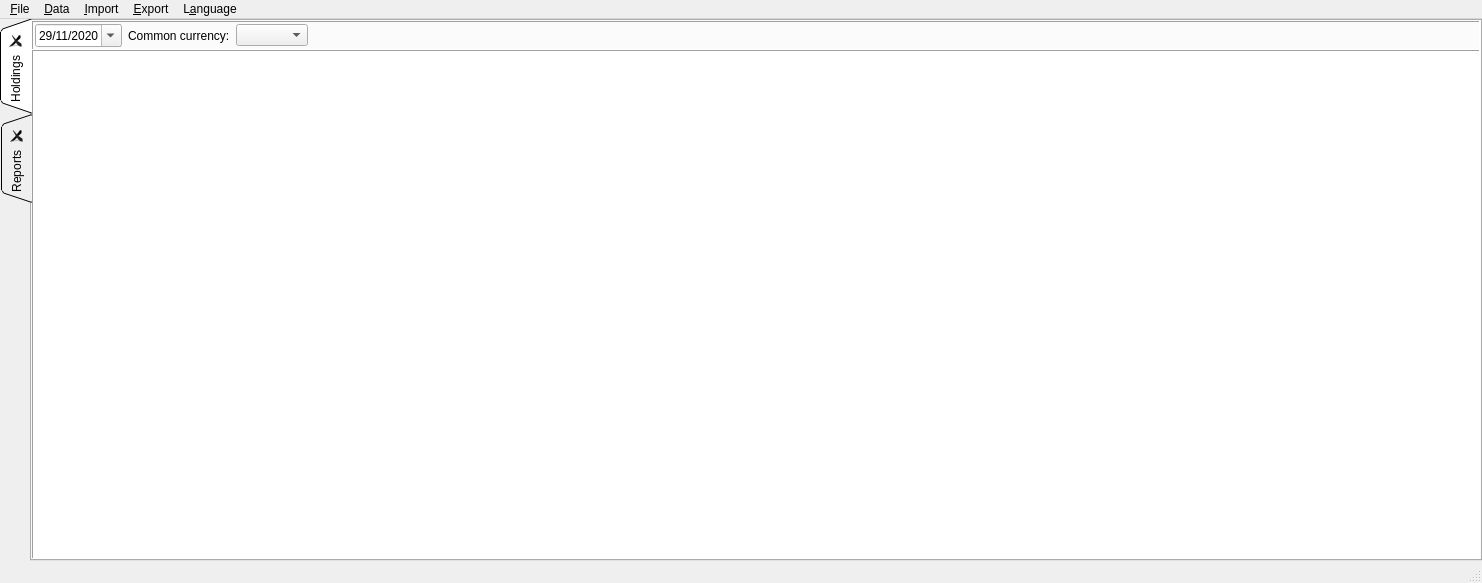
Old version of the form jal/ui/main_window.ui in the repository titov-vv/jal.
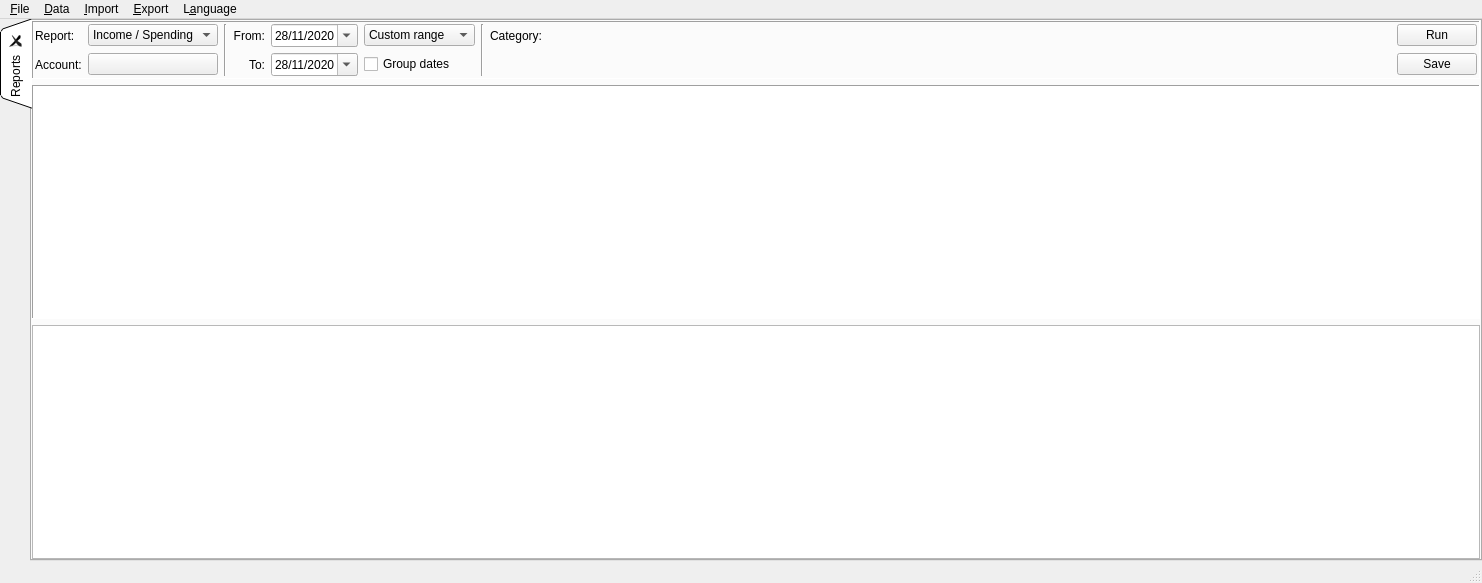
New version of the form. The open tabs and pages were chosen to show the change. Custom widgets are drawn as their Qt base class.

Patch:
```diff
--- a/jal/ui/main_window.ui
+++ b/jal/ui/main_window.ui
@@ -59,117 +59,6 @@
       <property name="tabsClosable">
        <bool>true</bool>
       </property>
-      <widget class="QWidget" name="HoldingsTab">
-       <attribute name="title">
-        <string>Holdings</string>
-       </attribute>
-       <layout class="QVBoxLayout" name="verticalLayout_4">
-        <property name="spacing">
-         <number>0</number>
-        </property>
-        <property name="leftMargin">
-         <number>0</number>
-        </property>
-        <property name="topMargin">
-         <number>0</number>
-        </property>
-        <property name="rightMargin">
-         <number>0</number>
-        </property>
-        <property name="bottomMargin">
-         <number>0</number>
-        </property>
-        <item>
-         <widget class="QFrame" name="HoldingsParamsFrame">
-          <property name="frameShape">
-           <enum>QFrame::Panel</enum>
-          </property>
-          <property name="frameShadow">
-           <enum>QFrame::Sunken</enum>
-          </property>
-          <layout class="QHBoxLayout" name="horizontalLayout_7">
-           <property name="spacing">
-            <number>6</number>
-           </property>
-           <property name="leftMargin">
-            <number>2</number>
-           </property>
-           <property name="topMargin">
-            <number>2</number>
-           </property>
-           <property name="rightMargin">
-            <number>2</number>
-           </property>
-           <property name="bottomMargin">
-            <number>2</number>
-           </property>
-           <item>
-            <widget class="QDateEdit" name="HoldingsDate">
-             <property name="dateTime">
-              <datetime>
-               <hour>21</hour>
-               <minute>0</minute>
-               <second>0</second>
-               <year>2020</year>
-               <month>11</month>
-               <day>29</day>
-              </datetime>
-             </property>
-             <property name="displayFormat">
-              <string>dd/MM/yyyy</string>
-             </property>
-             <property name="calendarPopup">
-              <bool>true</bool>
-             </property>
-             <property name="timeSpec">
-              <enum>Qt::UTC</enum>
-             </property>
-            </widget>
-           </item>
-           <item>
-            <widget class="QLabel" name="HoldingsCurrencyLbl">
-             <property name="text">
-              <string>Common currency:</string>
-             </property>
-            </widget>
-           </item>
-           <item>
-            <widget class="CurrencyComboBox" name="HoldingsCurrencyCombo"/>
-           </item>
-           <item>
-            <spacer name="horizontalSpacer_3">
-             <property name="orientation">
-              <enum>Qt::Horizontal</enum>
-             </property>
-             <property name="sizeHint" stdset="0">
-              <size>
-               <width>1411</width>
-               <height>20</height>
-              </size>
-             </property>
-            </spacer>
-           </item>
-          </layout>
-         </widget>
-        </item>
-        <item>
-         <widget class="QTreeView" name="HoldingsTableView">
-          <property name="frameShape">
-           <enum>QFrame::Panel</enum>
-          </property>
-          <property name="alternatingRowColors">
-           <bool>true</bool>
-          </property>
-          <property name="animated">
-           <bool>true</bool>
-          </property>
-          <property name="allColumnsShowFocus">
-           <bool>true</bool>
-          </property>
-         </widget>
-        </item>
-       </layout>
-      </widget>
       <widget class="QWidget" name="ReportsTab">
        <attribute name="title">
         <string>Reports</string>
@@ -246,7 +135,7 @@
                <second>0</second>
                <year>2020</year>
                <month>11</month>
-               <day>29</day>
+               <day>28</day>
               </datetime>
              </property>
              <property name="displayFormat">
@@ -393,7 +282,7 @@
                <second>0</second>
                <year>2020</year>
                <month>11</month>
-               <day>29</day>
+               <day>28</day>
               </datetime>
              </property>
              <property name="displayFormat">
@@ -646,11 +535,6 @@
    <extends>QPushButton</extends>
    <header>jal/widgets/account_select.h</header>
   </customwidget>
-  <customwidget>
-   <class>CurrencyComboBox</class>
-   <extends>QComboBox</extends>
-   <header>jal/widgets/account_select.h</header>
-  </customwidget>
   <customwidget>
    <class>CategorySelector</class>
    <extends>QWidget</extends>
```
Left out of the diff: 2 changed lines with no effect on the pictures.
